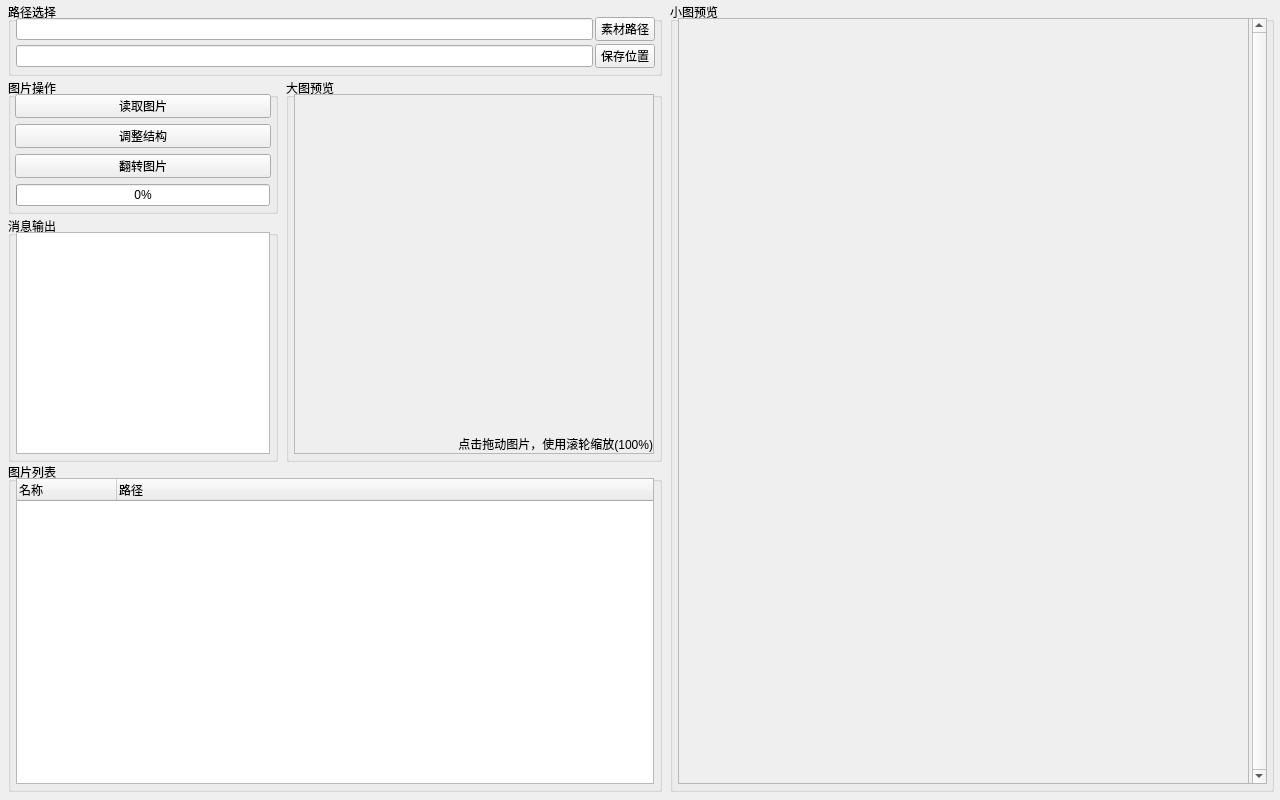
The window that src/resources/ImageReverse.ui (Junt62/ImageReverse) describes before a commit, drawn with Qt 5.
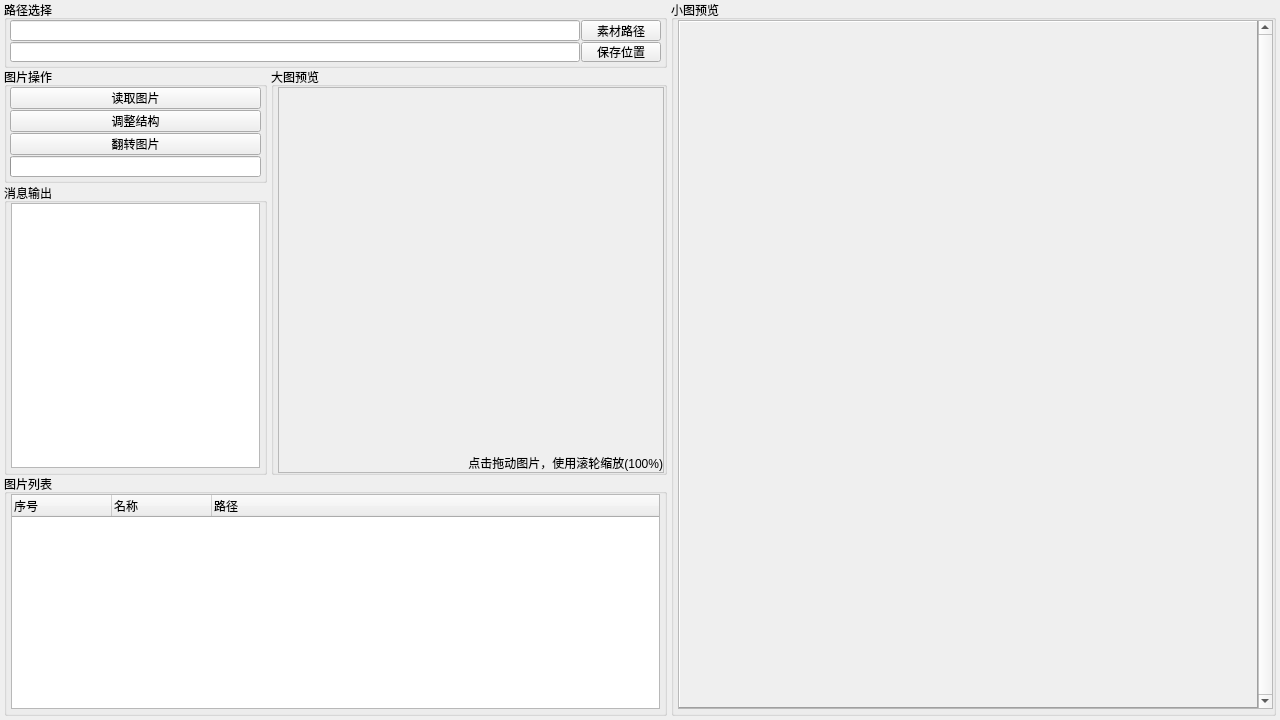
The same window after the commit. Icons and pictures are not drawn.

```diff
--- a/src/resources/ImageReverse.ui
+++ b/src/resources/ImageReverse.ui
@@ -6,24 +6,16 @@
   <property name="enabled">
    <bool>true</bool>
   </property>
-  <property name="geometry">
-   <rect>
-    <x>0</x>
-    <y>0</y>
-    <width>1280</width>
-    <height>800</height>
-   </rect>
-  </property>
   <property name="minimumSize">
    <size>
     <width>1280</width>
-    <height>800</height>
+    <height>720</height>
    </size>
   </property>
   <property name="maximumSize">
    <size>
     <width>1280</width>
-    <height>800</height>
+    <height>720</height>
    </size>
   </property>
   <property name="windowTitle">
@@ -36,505 +28,455 @@
   <widget class="QGroupBox" name="groupPath">
    <property name="geometry">
     <rect>
-     <x>8</x>
-     <y>2</y>
-     <width>654</width>
-     <height>74</height>
+     <x>4</x>
+     <y>0</y>
+     <width>663</width>
+     <height>68</height>
     </rect>
    </property>
+   <property name="minimumSize">
+    <size>
+     <width>0</width>
+     <height>68</height>
+    </size>
+   </property>
+   <property name="maximumSize">
+    <size>
+     <width>16777215</width>
+     <height>68</height>
+    </size>
+   </property>
    <property name="title">
     <string>路径选择</string>
    </property>
-   <widget class="QLineEdit" name="inputImgPath">
-    <property name="geometry">
-     <rect>
-      <x>8</x>
-      <y>16</y>
-      <width>577</width>
-      <height>22</height>
-     </rect>
+   <layout class="QGridLayout" name="groupPathLayout">
+    <property name="leftMargin">
+     <number>3</number>
     </property>
-    <property name="sizePolicy">
-     <sizepolicy hsizetype="Expanding" vsizetype="Fixed">
-      <horstretch>0</horstretch>
-      <verstretch>0</verstretch>
-     </sizepolicy>
+    <property name="topMargin">
+     <number>0</number>
     </property>
-   </widget>
-   <widget class="QPushButton" name="btnImgPath">
-    <property name="geometry">
-     <rect>
-      <x>587</x>
-      <y>15</y>
-      <width>60</width>
-      <height>24</height>
-     </rect>
+    <property name="rightMargin">
+     <number>3</number>
     </property>
-    <property name="sizePolicy">
-     <sizepolicy hsizetype="Fixed" vsizetype="Fixed">
-      <horstretch>0</horstretch>
-      <verstretch>0</verstretch>
-     </sizepolicy>
+    <property name="bottomMargin">
+     <number>3</number>
     </property>
-    <property name="minimumSize">
-     <size>
-      <width>0</width>
-      <height>0</height>
-     </size>
+    <property name="spacing">
+     <number>1</number>
     </property>
-    <property name="autoFillBackground">
-     <bool>false</bool>
-    </property>
-    <property name="text">
-     <string>素材路径</string>
-    </property>
-    <property name="autoDefault">
-     <bool>false</bool>
-    </property>
-    <property name="default">
-     <bool>false</bool>
-    </property>
-    <property name="flat">
-     <bool>false</bool>
-    </property>
-   </widget>
-   <widget class="QLineEdit" name="inputSavePath">
-    <property name="enabled">
-     <bool>true</bool>
-    </property>
-    <property name="geometry">
-     <rect>
-      <x>8</x>
-      <y>43</y>
-      <width>577</width>
-      <height>22</height>
-     </rect>
-    </property>
-   </widget>
-   <widget class="QPushButton" name="btnSavePath">
-    <property name="geometry">
-     <rect>
-      <x>587</x>
-      <y>42</y>
-      <width>60</width>
-      <height>24</height>
-     </rect>
-    </property>
-    <property name="sizePolicy">
-     <sizepolicy hsizetype="Fixed" vsizetype="Fixed">
-      <horstretch>0</horstretch>
-      <verstretch>0</verstretch>
-     </sizepolicy>
-    </property>
-    <property name="minimumSize">
-     <size>
-      <width>0</width>
-      <height>0</height>
-     </size>
-    </property>
-    <property name="autoFillBackground">
-     <bool>false</bool>
-    </property>
-    <property name="text">
-     <string>保存位置</string>
-    </property>
-    <property name="autoDefault">
-     <bool>false</bool>
-    </property>
-    <property name="default">
-     <bool>false</bool>
-    </property>
-    <property name="flat">
-     <bool>false</bool>
-    </property>
-   </widget>
-  </widget>
-  <widget class="QGroupBox" name="groupListImg">
-   <property name="geometry">
-    <rect>
-     <x>8</x>
-     <y>462</y>
-     <width>654</width>
-     <height>330</height>
-    </rect>
-   </property>
-   <property name="title">
-    <string>图片列表</string>
-   </property>
-   <widget class="QTreeWidget" name="listImgTree">
-    <property name="geometry">
-     <rect>
-      <x>8</x>
-      <y>16</y>
-      <width>638</width>
-      <height>306</height>
-     </rect>
-    </property>
-    <property name="sizeAdjustPolicy">
-     <enum>QAbstractScrollArea::AdjustToContentsOnFirstShow</enum>
-    </property>
-    <column>
-     <property name="text">
-      <string>名称</string>
-     </property>
-    </column>
-    <column>
-     <property name="text">
-      <string>路径</string>
-     </property>
-    </column>
-   </widget>
+    <item row="0" column="0">
+     <widget class="QLineEdit" name="inputImgPath"/>
+    </item>
+    <item row="1" column="1">
+     <widget class="QPushButton" name="btnSavePath">
+      <property name="text">
+       <string>保存位置</string>
+      </property>
+     </widget>
+    </item>
+    <item row="1" column="0">
+     <widget class="QLineEdit" name="inputSavePath"/>
+    </item>
+    <item row="0" column="1">
+     <widget class="QPushButton" name="btnImgPath">
+      <property name="text">
+       <string>素材路径</string>
+      </property>
+     </widget>
+    </item>
+   </layout>
   </widget>
   <widget class="QGroupBox" name="groupProgress">
    <property name="geometry">
     <rect>
-     <x>8</x>
-     <y>78</y>
-     <width>270</width>
-     <height>136</height>
+     <x>4</x>
+     <y>67</y>
+     <width>263</width>
+     <height>116</height>
     </rect>
    </property>
    <property name="title">
     <string>图片操作</string>
    </property>
-   <widget class="QPushButton" name="btnChangeStructure">
-    <property name="enabled">
-     <bool>true</bool>
+   <layout class="QGridLayout" name="groupProgressLayout">
+    <property name="leftMargin">
+     <number>3</number>
     </property>
-    <property name="geometry">
-     <rect>
-      <x>7</x>
-      <y>46</y>
-      <width>256</width>
-      <height>24</height>
-     </rect>
-    </property>
-    <property name="text">
-     <string>调整结构</string>
-    </property>
-    <property name="autoDefault">
-     <bool>false</bool>
-    </property>
-    <property name="default">
-     <bool>false</bool>
-    </property>
-    <property name="flat">
-     <bool>false</bool>
-    </property>
-   </widget>
-   <widget class="QPushButton" name="btnImgReverse">
-    <property name="enabled">
-     <bool>true</bool>
-    </property>
-    <property name="geometry">
-     <rect>
-      <x>7</x>
-      <y>76</y>
-      <width>256</width>
-      <height>24</height>
-     </rect>
-    </property>
-    <property name="text">
-     <string>翻转图片</string>
-    </property>
-    <property name="autoDefault">
-     <bool>false</bool>
-    </property>
-    <property name="default">
-     <bool>false</bool>
-    </property>
-    <property name="flat">
-     <bool>false</bool>
-    </property>
-   </widget>
-   <widget class="QPushButton" name="btnReadImg">
-    <property name="enabled">
-     <bool>true</bool>
-    </property>
-    <property name="geometry">
-     <rect>
-      <x>7</x>
-      <y>16</y>
-      <width>256</width>
-      <height>24</height>
-     </rect>
-    </property>
-    <property name="text">
-     <string>读取图片</string>
-    </property>
-    <property name="autoDefault">
-     <bool>false</bool>
-    </property>
-    <property name="default">
-     <bool>false</bool>
-    </property>
-    <property name="flat">
-     <bool>false</bool>
-    </property>
-   </widget>
-   <widget class="QProgressBar" name="barProgress">
-    <property name="enabled">
-     <bool>true</bool>
-    </property>
-    <property name="geometry">
-     <rect>
-      <x>8</x>
-      <y>106</y>
-      <width>254</width>
-      <height>22</height>
-     </rect>
-    </property>
-    <property name="sizePolicy">
-     <sizepolicy hsizetype="Preferred" vsizetype="Fixed">
-      <horstretch>0</horstretch>
-      <verstretch>0</verstretch>
-     </sizepolicy>
-    </property>
-    <property name="value">
+    <property name="topMargin">
      <number>0</number>
     </property>
-    <property name="alignment">
-     <set>Qt::AlignCenter</set>
+    <property name="rightMargin">
+     <number>3</number>
     </property>
-    <property name="textVisible">
-     <bool>true</bool>
+    <property name="bottomMargin">
+     <number>3</number>
     </property>
-    <property name="format">
-     <string>%p%</string>
+    <property name="spacing">
+     <number>1</number>
     </property>
-   </widget>
+    <item row="0" column="0">
+     <widget class="QPushButton" name="btnReadImg">
+      <property name="text">
+       <string>读取图片</string>
+      </property>
+     </widget>
+    </item>
+    <item row="1" column="0">
+     <widget class="QPushButton" name="btnChangeStructure">
+      <property name="text">
+       <string>调整结构</string>
+      </property>
+     </widget>
+    </item>
+    <item row="2" column="0">
+     <widget class="QPushButton" name="btnImgReverse">
+      <property name="text">
+       <string>翻转图片</string>
+      </property>
+     </widget>
+    </item>
+    <item row="3" column="0">
+     <widget class="QProgressBar" name="barProgress">
+      <property name="alignment">
+       <set>Qt::AlignCenter</set>
+      </property>
+     </widget>
+    </item>
+   </layout>
   </widget>
   <widget class="QGroupBox" name="groupMessage">
    <property name="geometry">
     <rect>
-     <x>8</x>
-     <y>216</y>
-     <width>270</width>
-     <height>246</height>
+     <x>4</x>
+     <y>183</y>
+     <width>263</width>
+     <height>292</height>
     </rect>
    </property>
    <property name="title">
     <string>消息输出</string>
    </property>
-   <widget class="QTextEdit" name="inputMessage">
-    <property name="geometry">
-     <rect>
-      <x>8</x>
-      <y>16</y>
-      <width>254</width>
-      <height>222</height>
-     </rect>
+   <layout class="QGridLayout" name="groupMessageLayout">
+    <property name="leftMargin">
+     <number>4</number>
     </property>
-    <property name="readOnly">
-     <bool>true</bool>
+    <property name="topMargin">
+     <number>0</number>
     </property>
-    <property name="html">
-     <string>&lt;!DOCTYPE HTML PUBLIC &quot;-//W3C//DTD HTML 4.0//EN&quot; &quot;http://www.w3.org/TR/REC-html40/strict.dtd&quot;&gt;
-&lt;html&gt;&lt;head&gt;&lt;meta name=&quot;qrichtext&quot; content=&quot;1&quot; /&gt;&lt;meta charset=&quot;utf-8&quot; /&gt;&lt;style type=&quot;text/css&quot;&gt;
-p, li { white-space: pre-wrap; }
-hr { height: 1px; border-width: 0; }
-li.unchecked::marker { content: &quot;\2610&quot;; }
-li.checked::marker { content: &quot;\2612&quot;; }
-&lt;/style&gt;&lt;/head&gt;&lt;body style=&quot; font-family:'Microsoft YaHei UI'; font-size:9pt; font-weight:400; font-style:normal;&quot;&gt;
-&lt;p style=&quot;-qt-paragraph-type:empty; margin-top:0px; margin-bottom:0px; margin-left:0px; margin-right:0px; -qt-block-indent:0; text-indent:0px;&quot;&gt;&lt;br /&gt;&lt;/p&gt;&lt;/body&gt;&lt;/html&gt;</string>
+    <property name="rightMargin">
+     <number>4</number>
     </property>
-    <property name="textInteractionFlags">
-     <set>Qt::NoTextInteraction</set>
+    <property name="bottomMargin">
+     <number>4</number>
     </property>
-   </widget>
+    <property name="spacing">
+     <number>1</number>
+    </property>
+    <item row="0" column="0">
+     <widget class="QTextEdit" name="inputMessage">
+      <property name="readOnly">
+       <bool>true</bool>
+      </property>
+      <property name="textInteractionFlags">
+       <set>Qt::TextSelectableByMouse</set>
+      </property>
+     </widget>
+    </item>
+   </layout>
+  </widget>
+  <widget class="QGroupBox" name="groupListImg">
+   <property name="geometry">
+    <rect>
+     <x>4</x>
+     <y>474</y>
+     <width>663</width>
+     <height>242</height>
+    </rect>
+   </property>
+   <property name="title">
+    <string>图片列表</string>
+   </property>
+   <layout class="QGridLayout" name="groupListImgLayout">
+    <property name="leftMargin">
+     <number>4</number>
+    </property>
+    <property name="topMargin">
+     <number>0</number>
+    </property>
+    <property name="rightMargin">
+     <number>4</number>
+    </property>
+    <property name="bottomMargin">
+     <number>4</number>
+    </property>
+    <property name="spacing">
+     <number>1</number>
+    </property>
+    <item row="0" column="0">
+     <widget class="QTreeWidget" name="listImgTree">
+      <property name="enabled">
+       <bool>true</bool>
+      </property>
+      <property name="sizeAdjustPolicy">
+       <enum>QAbstractScrollArea::AdjustToContentsOnFirstShow</enum>
+      </property>
+      <column>
+       <property name="text">
+        <string>序号</string>
+       </property>
+      </column>
+      <column>
+       <property name="text">
+        <string>名称</string>
+       </property>
+      </column>
+      <column>
+       <property name="text">
+        <string>路径</string>
+       </property>
+      </column>
+     </widget>
+    </item>
+   </layout>
   </widget>
   <widget class="QGroupBox" name="groupImgSmall">
    <property name="geometry">
     <rect>
-     <x>670</x>
-     <y>2</y>
-     <width>604</width>
-     <height>790</height>
+     <x>671</x>
+     <y>0</y>
+     <width>605</width>
+     <height>716</height>
     </rect>
    </property>
+   <property name="minimumSize">
+    <size>
+     <width>605</width>
+     <height>0</height>
+    </size>
+   </property>
+   <property name="maximumSize">
+    <size>
+     <width>605</width>
+     <height>16777215</height>
+    </size>
+   </property>
    <property name="title">
     <string>小图预览</string>
    </property>
-   <widget class="QScrollArea" name="scrollAreaImgSmall">
-    <property name="geometry">
-     <rect>
-      <x>8</x>
-      <y>16</y>
-      <width>589</width>
-      <height>766</height>
-     </rect>
+   <layout class="QGridLayout" name="groupImgSmallLayout">
+    <property name="leftMargin">
+     <number>4</number>
     </property>
-    <property name="frameShadow">
-     <enum>QFrame::Plain</enum>
+    <property name="topMargin">
+     <number>0</number>
     </property>
-    <property name="verticalScrollBarPolicy">
-     <enum>Qt::ScrollBarAlwaysOn</enum>
+    <property name="rightMargin">
+     <number>4</number>
     </property>
-    <property name="horizontalScrollBarPolicy">
-     <enum>Qt::ScrollBarAlwaysOff</enum>
+    <property name="bottomMargin">
+     <number>4</number>
     </property>
-    <property name="widgetResizable">
-     <bool>false</bool>
+    <property name="spacing">
+     <number>1</number>
     </property>
-    <widget class="QWidget" name="scrollAreaImgSmallWidget">
-     <property name="geometry">
-      <rect>
-       <x>0</x>
-       <y>0</y>
-       <width>570</width>
-       <height>764</height>
-      </rect>
-     </property>
-     <widget class="QLabel" name="labelImgSmallBack">
-      <property name="geometry">
-       <rect>
-        <x>-1</x>
-        <y>-1</y>
-        <width>571</width>
-        <height>766</height>
-       </rect>
+    <item row="0" column="0">
+     <widget class="QScrollArea" name="scrollAreaImgSmall">
+      <property name="minimumSize">
+       <size>
+        <width>595</width>
+        <height>0</height>
+       </size>
       </property>
-      <property name="sizePolicy">
-       <sizepolicy hsizetype="Preferred" vsizetype="Preferred">
-        <horstretch>0</horstretch>
-        <verstretch>0</verstretch>
-       </sizepolicy>
+      <property name="maximumSize">
+       <size>
+        <width>595</width>
+        <height>16777215</height>
+       </size>
       </property>
-      <property name="frameShape">
-       <enum>QFrame::StyledPanel</enum>
+      <property name="verticalScrollBarPolicy">
+       <enum>Qt::ScrollBarAlwaysOn</enum>
       </property>
-      <property name="text">
-       <string/>
+      <property name="horizontalScrollBarPolicy">
+       <enum>Qt::ScrollBarAlwaysOff</enum>
       </property>
-     </widget>
-     <widget class="QWidget" name="gridLayoutWidget">
-      <property name="geometry">
-       <rect>
-        <x>0</x>
-        <y>0</y>
-        <width>569</width>
-        <height>764</height>
-       </rect>
+      <property name="widgetResizable">
+       <bool>true</bool>
       </property>
-      <layout class="QGridLayout" name="scrollAreaImgSmallGrid">
-       <property name="spacing">
-        <number>0</number>
-       </property>
-      </layout>
+      <property name="alignment">
+       <set>Qt::AlignLeading|Qt::AlignLeft|Qt::AlignTop</set>
+      </property>
+      <widget class="QWidget" name="scrollAreaImgSmallWidget">
+       <layout class="QGridLayout" name="scrollAreaImgSmallWidgetLayout">
+        <property name="leftMargin">
+         <number>0</number>
+        </property>
+        <property name="topMargin">
+         <number>0</number>
+        </property>
+        <property name="rightMargin">
+         <number>0</number>
+        </property>
+        <property name="bottomMargin">
+         <number>0</number>
+        </property>
+        <property name="spacing">
+         <number>0</number>
+        </property>
+        <item row="0" column="0">
+         <widget class="QLabel" name="labelImgSmallBack">
+          <property name="frameShape">
+           <enum>QFrame::Panel</enum>
+          </property>
+          <property name="frameShadow">
+           <enum>QFrame::Raised</enum>
+          </property>
+          <property name="alignment">
+           <set>Qt::AlignLeading|Qt::AlignLeft|Qt::AlignTop</set>
+          </property>
+         </widget>
+        </item>
+       </layout>
+      </widget>
      </widget>
-    </widget>
-   </widget>
+    </item>
+   </layout>
   </widget>
   <widget class="QGroupBox" name="groupImgBig">
    <property name="geometry">
     <rect>
-     <x>286</x>
-     <y>78</y>
-     <width>376</width>
-     <height>384</height>
+     <x>271</x>
+     <y>67</y>
+     <width>396</width>
+     <height>408</height>
     </rect>
    </property>
+   <property name="minimumSize">
+    <size>
+     <width>396</width>
+     <height>408</height>
+    </size>
+   </property>
+   <property name="maximumSize">
+    <size>
+     <width>396</width>
+     <height>408</height>
+    </size>
+   </property>
    <property name="title">
     <string>大图预览</string>
    </property>
-   <widget class="QScrollArea" name="scrollAreaImgBig">
-    <property name="geometry">
-     <rect>
-      <x>8</x>
-      <y>16</y>
-      <width>360</width>
-      <height>360</height>
-     </rect>
+   <layout class="QGridLayout" name="groupImgBigLayout" columnstretch="3">
+    <property name="sizeConstraint">
+     <enum>QLayout::SetNoConstraint</enum>
     </property>
-    <property name="verticalScrollBarPolicy">
-     <enum>Qt::ScrollBarAlwaysOff</enum>
+    <property name="leftMargin">
+     <number>4</number>
     </property>
-    <property name="horizontalScrollBarPolicy">
-     <enum>Qt::ScrollBarAlwaysOff</enum>
+    <property name="topMargin">
+     <number>0</number>
     </property>
-    <property name="widgetResizable">
-     <bool>true</bool>
+    <property name="rightMargin">
+     <number>4</number>
     </property>
-    <widget class="QWidget" name="scrollAreaImgBigWidget">
-     <property name="geometry">
-      <rect>
-       <x>0</x>
-       <y>0</y>
-       <width>358</width>
-       <height>358</height>
-      </rect>
-     </property>
-     <widget class="QLabel" name="labelImgBigShow">
-      <property name="geometry">
-       <rect>
-        <x>0</x>
-        <y>0</y>
-        <width>358</width>
-        <height>358</height>
-       </rect>
+    <property name="bottomMargin">
+     <number>4</number>
+    </property>
+    <property name="spacing">
+     <number>1</number>
+    </property>
+    <item row="0" column="0">
+     <widget class="QScrollArea" name="scrollAreaImgBig">
+      <property name="minimumSize">
+       <size>
+        <width>386</width>
+        <height>386</height>
+       </size>
       </property>
-      <property name="sizePolicy">
-       <sizepolicy hsizetype="Preferred" vsizetype="Preferred">
-        <horstretch>0</horstretch>
-        <verstretch>0</verstretch>
-       </sizepolicy>
+      <property name="maximumSize">
+       <size>
+        <width>386</width>
+        <height>386</height>
+       </size>
       </property>
-      <property name="frameShape">
-       <enum>QFrame::NoFrame</enum>
+      <property name="verticalScrollBarPolicy">
+       <enum>Qt::ScrollBarAlwaysOff</enum>
       </property>
-      <property name="text">
-       <string/>
+      <property name="horizontalScrollBarPolicy">
+       <enum>Qt::ScrollBarAlwaysOff</enum>
       </property>
-      <property name="alignment">
-       <set>Qt::AlignCenter</set>
+      <property name="widgetResizable">
+       <bool>true</bool>
       </property>
+      <widget class="QWidget" name="scrollAreaImgBigWidget">
+       <property name="geometry">
+        <rect>
+         <x>0</x>
+         <y>0</y>
+         <width>384</width>
+         <height>384</height>
+        </rect>
+       </property>
+       <layout class="QGridLayout" name="scrollAreaImgBigWidgetLayout">
+        <property name="leftMargin">
+         <number>0</number>
+        </property>
+        <property name="topMargin">
+         <number>0</number>
+        </property>
+        <property name="rightMargin">
+         <number>0</number>
+        </property>
+        <property name="bottomMargin">
+         <number>0</number>
+        </property>
+        <property name="spacing">
+         <number>0</number>
+        </property>
+        <item row="0" column="0">
+         <widget class="QLabel" name="labelImgBigText">
+          <property name="text">
+           <string>点击拖动图片，使用滚轮缩放(100%)</string>
+          </property>
+          <property name="alignment">
+           <set>Qt::AlignBottom|Qt::AlignRight|Qt::AlignTrailing</set>
+          </property>
+         </widget>
+        </item>
+       </layout>
+       <widget class="QLabel" name="labelImgBigShow">
+        <property name="geometry">
+         <rect>
+          <x>0</x>
+          <y>0</y>
+          <width>384</width>
+          <height>384</height>
+         </rect>
+        </property>
+        <property name="alignment">
+         <set>Qt::AlignCenter</set>
+        </property>
+       </widget>
+       <widget class="QLabel" name="labelImgBigBack">
+        <property name="geometry">
+         <rect>
+          <x>0</x>
+          <y>0</y>
+          <width>384</width>
+          <height>384</height>
+         </rect>
+        </property>
+        <property name="alignment">
+         <set>Qt::AlignLeading|Qt::AlignLeft|Qt::AlignTop</set>
+        </property>
+       </widget>
+       <zorder>labelImgBigBack</zorder>
+       <zorder>labelImgBigShow</zorder>
+       <zorder>labelImgBigText</zorder>
+      </widget>
      </widget>
-     <widget class="QLabel" name="labelImgBigBack">
-      <property name="geometry">
-       <rect>
-        <x>0</x>
-        <y>0</y>
-        <width>358</width>
-        <height>358</height>
-       </rect>
-      </property>
-      <property name="text">
-       <string/>
-      </property>
-      <property name="alignment">
-       <set>Qt::AlignCenter</set>
-      </property>
-     </widget>
-     <widget class="QLabel" name="labelImgBigText">
-      <property name="geometry">
-       <rect>
-        <x>0</x>
-        <y>0</y>
-        <width>358</width>
-        <height>358</height>
-       </rect>
-      </property>
-      <property name="sizePolicy">
-       <sizepolicy hsizetype="Preferred" vsizetype="Preferred">
-        <horstretch>0</horstretch>
-        <verstretch>0</verstretch>
-       </sizepolicy>
-      </property>
-      <property name="text">
-       <string>点击拖动图片，使用滚轮缩放(100%)</string>
-      </property>
-      <property name="alignment">
-       <set>Qt::AlignBottom|Qt::AlignRight|Qt::AlignTrailing</set>
-      </property>
-      <property name="margin">
-       <number>2</number>
-      </property>
-     </widget>
-     <zorder>labelImgBigBack</zorder>
-     <zorder>labelImgBigShow</zorder>
-     <zorder>labelImgBigText</zorder>
-    </widget>
-   </widget>
+    </item>
+   </layout>
   </widget>
  </widget>
  <resources>
```
Left out of the diff: 4 changed lines with no effect on the pictures.
